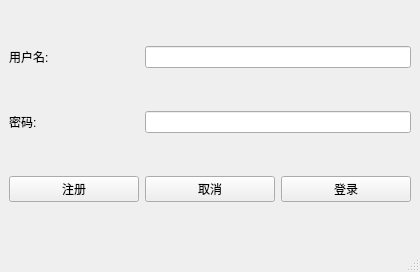
The window that Dictionary/mainwindow.ui (youngjeff/qt) describes before a commit, drawn with Qt 5.
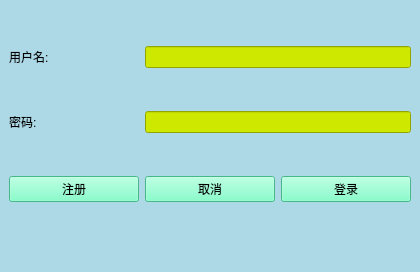
The same window after the commit.

```diff
--- a/Dictionary/mainwindow.ui
+++ b/Dictionary/mainwindow.ui
@@ -13,6 +13,9 @@
   <property name="windowTitle">
    <string>MainWindow</string>
   </property>
+  <property name="styleSheet">
+   <string notr="true">background: lightblue;</string>
+  </property>
   <widget class="QWidget" name="centralwidget">
    <layout class="QGridLayout" name="gridLayout">
     <item row="0" column="0">
@@ -23,7 +26,11 @@
      </widget>
     </item>
     <item row="0" column="1" colspan="2">
-     <widget class="QLineEdit" name="usrLineEdit"/>
+     <widget class="QLineEdit" name="usrLineEdit">
+      <property name="styleSheet">
+       <string notr="true">background-color: rgb(206, 232, 0);</string>
+      </property>
+     </widget>
     </item>
     <item row="1" column="0">
      <widget class="QLabel" name="label_2">
@@ -33,10 +40,17 @@
      </widget>
     </item>
     <item row="1" column="1" colspan="2">
-     <widget class="QLineEdit" name="passLineEdit"/>
+     <widget class="QLineEdit" name="passLineEdit">
+      <property name="styleSheet">
+       <string notr="true">background-color: rgb(206, 232, 0);</string>
+      </property>
+     </widget>
     </item>
     <item row="2" column="0">
      <widget class="QPushButton" name="sizeUpButton">
+      <property name="styleSheet">
+       <string notr="true">background-color: rgb(102, 255, 189);</string>
+      </property>
       <property name="text">
        <string>注册</string>
       </property>
@@ -44,6 +58,9 @@
     </item>
     <item row="2" column="1">
      <widget class="QPushButton" name="cancerButton">
+      <property name="styleSheet">
+       <string notr="true">background-color: rgb(102, 255, 189);</string>
+      </property>
       <property name="text">
        <string>取消</string>
       </property>
@@ -51,6 +68,9 @@
     </item>
     <item row="2" column="2">
      <widget class="QPushButton" name="pushButton_2">
+      <property name="styleSheet">
+       <string notr="true">background-color: rgb(102, 255, 189);</string>
+      </property>
       <property name="text">
        <string>登录</string>
       </property>
```
